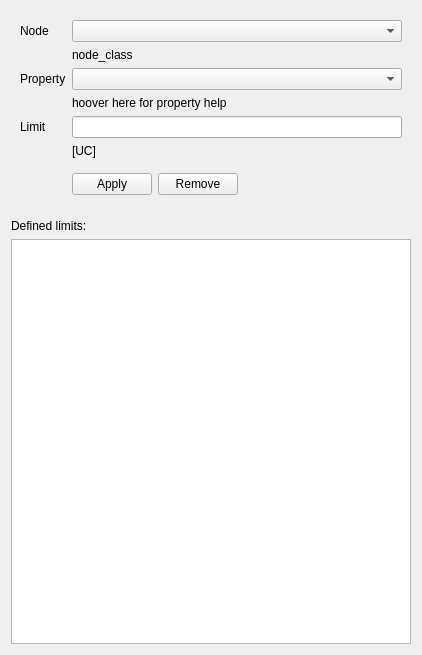
Qt form guis/widget_limits.ui (RubendeBruin/DAVE) before a commit.
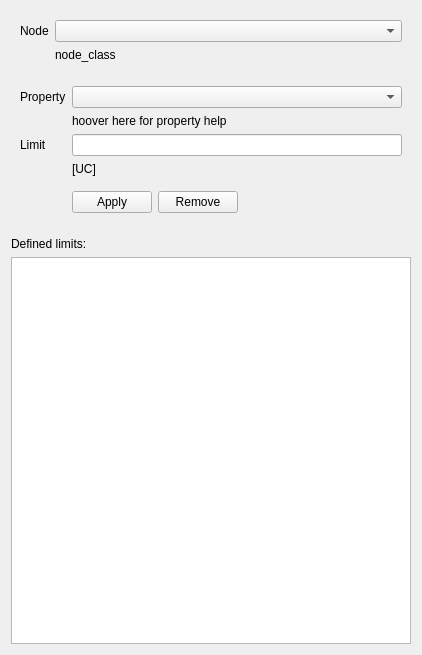
The same form after that commit.

Diff of the .ui file:
```diff
--- a/guis/widget_limits.ui
+++ b/guis/widget_limits.ui
@@ -6,7 +6,7 @@
    <rect>
     <x>0</x>
     <y>0</y>
-    <width>312</width>
+    <width>412</width>
     <height>655</height>
    </rect>
   </property>
@@ -23,37 +23,67 @@
       </size>
      </property>
      <layout class="QGridLayout" name="gridLayout">
-      <item row="3" column="2">
-       <widget class="QLabel" name="lbPropHelp">
-        <property name="toolTipDuration">
-         <number>0</number>
+      <item row="0" column="1">
+       <widget class="QComboBox" name="cbNode">
+        <property name="sizePolicy">
+         <sizepolicy hsizetype="Expanding" vsizetype="Fixed">
+          <horstretch>0</horstretch>
+          <verstretch>0</verstretch>
+         </sizepolicy>
         </property>
+       </widget>
+      </item>
+      <item row="0" column="0">
+       <widget class="QLabel" name="label">
         <property name="text">
-         <string>hoover here for property help</string>
-        </property>
-        <property name="wordWrap">
-         <bool>true</bool>
+         <string>Node</string>
         </property>
        </widget>
       </item>
-      <item row="1" column="2">
+      <item row="1" column="1">
        <widget class="QLabel" name="lbNodeClass">
         <property name="text">
          <string>node_class</string>
         </property>
        </widget>
       </item>
-      <item row="2" column="2">
+     </layout>
+    </widget>
+   </item>
+   <item>
+    <widget class="QWidget" name="widgetLimitEdit" native="true">
+     <layout class="QGridLayout" name="gridLayout_2">
+      <item row="0" column="0">
+       <widget class="QLabel" name="label_2">
+        <property name="text">
+         <string>Property</string>
+        </property>
+       </widget>
+      </item>
+      <item row="0" column="1">
        <widget class="QComboBox" name="cbProperty"/>
       </item>
-      <item row="4" column="0">
+      <item row="1" column="1">
+       <widget class="QLabel" name="lbPropHelp">
+        <property name="toolTipDuration">
+         <number>0</number>
+        </property>
+        <property name="text">
+         <string>hoover here for property help</string>
+        </property>
+        <property name="wordWrap">
+         <bool>true</bool>
+        </property>
+       </widget>
+      </item>
+      <item row="2" column="0">
        <widget class="QLabel" name="label_4">
         <property name="text">
          <string>Limit</string>
         </property>
        </widget>
       </item>
-      <item row="4" column="2">
+      <item row="2" column="1">
        <widget class="QLineEdit" name="lineEdit">
         <property name="toolTip">
          <string/>
@@ -72,24 +102,7 @@
         </property>
        </widget>
       </item>
-      <item row="0" column="2">
-       <widget class="QComboBox" name="cbNode"/>
-      </item>
-      <item row="0" column="0">
-       <widget class="QLabel" name="label">
-        <property name="text">
-         <string>Node</string>
-        </property>
-       </widget>
-      </item>
-      <item row="2" column="0">
-       <widget class="QLabel" name="label_2">
-        <property name="text">
-         <string>Property</string>
-        </property>
-       </widget>
-      </item>
-      <item row="5" column="2">
+      <item row="3" column="1">
        <widget class="QLabel" name="lbResult">
         <property name="text">
          <string>[UC]</string>
@@ -99,7 +112,7 @@
         </property>
        </widget>
       </item>
-      <item row="6" column="2">
+      <item row="4" column="1">
        <widget class="QWidget" name="widget_2" native="true">
         <layout class="QHBoxLayout" name="horizontalLayout">
          <property name="leftMargin">
```
